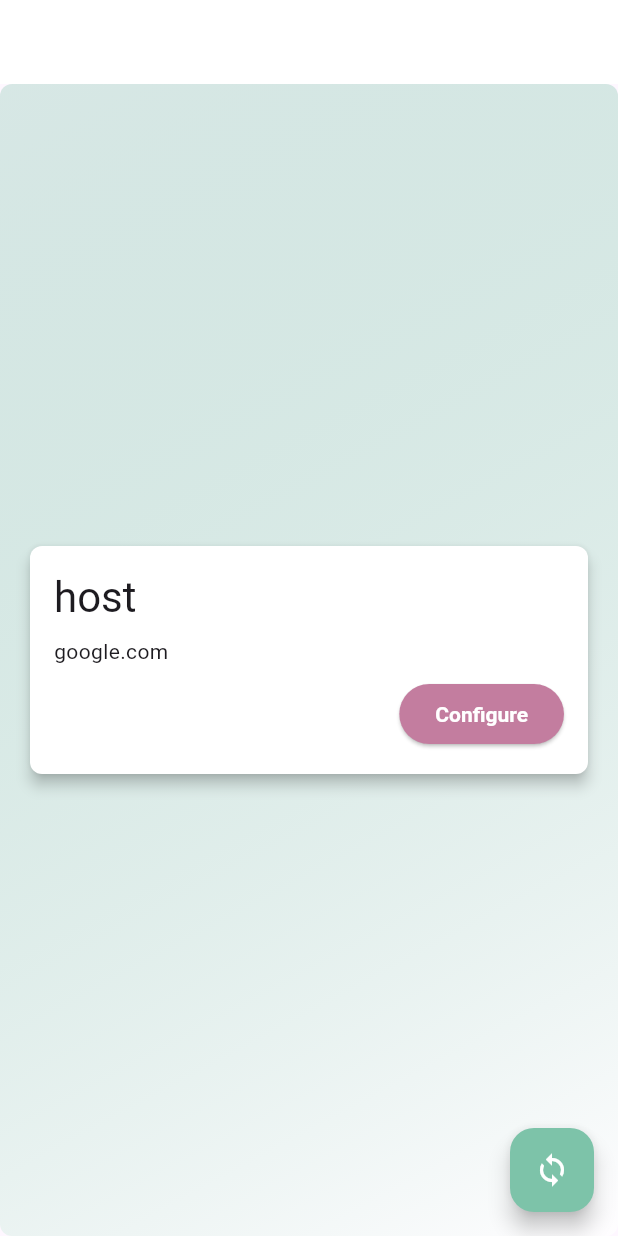
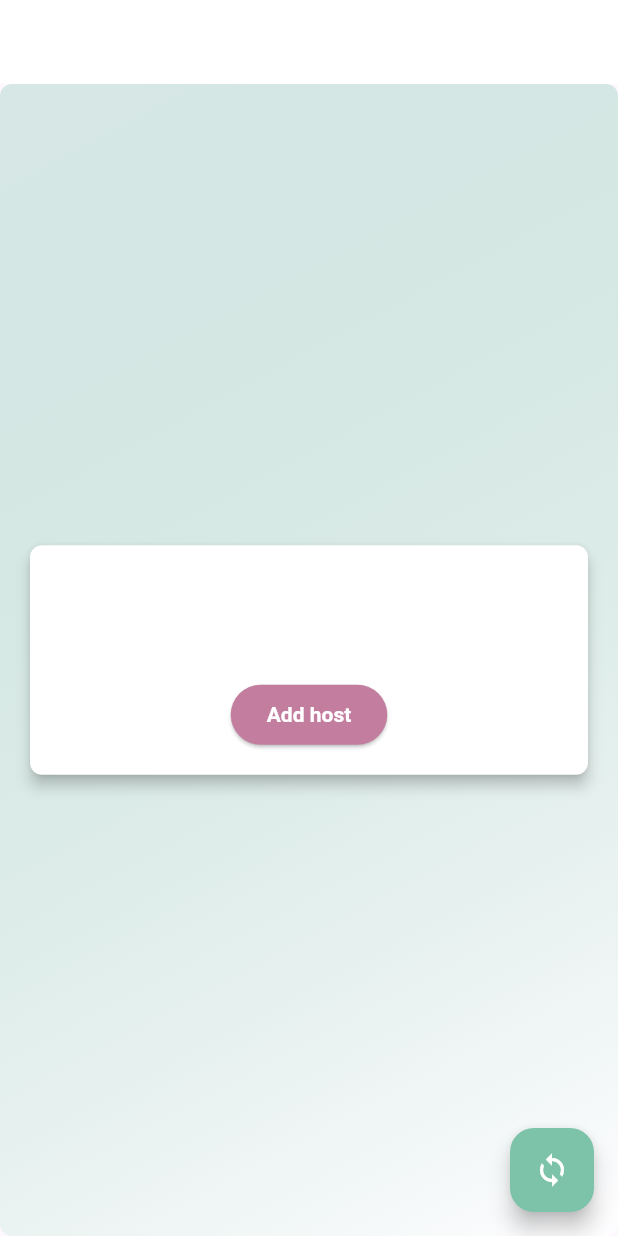
Before and after one commit to AntonioAdelino/Remona, a Flutter app: the screen it shows after launch, on a phone screen of 412 x 824 dp. Run offline on Flutter 3.47's test engine with Material 3 defaults, Android fonts, the phone set to English and light mode, and no system bars; our stand-ins replace get, shared_preferences.

Commit message:
Implemented local storage communication functionality

```diff
--- a/remona/lib/home/home_view.dart
+++ b/remona/lib/home/home_view.dart
@@ -49,10 +49,13 @@ class HomeView extends StatelessWidget {
                         children: [
                           Row(
                             children: [
-                              Text(
-                                'host',
-                                style:
-                                    Theme.of(context).textTheme.headlineMedium,
+                              Obx(
+                                () => Text(
+                                  homeViewModel.host['name'] ?? '',
+                                  style: Theme.of(context)
+                                      .textTheme
+                                      .headlineMedium,
+                                ),
                               ),
                             ],
                           ),
@@ -61,23 +64,32 @@ class HomeView extends StatelessWidget {
                           ),
                           Row(
                             children: [
-                              Text(
-                                'google.com',
-                                style: Theme.of(context).textTheme.bodyMedium,
+                              Obx(
+                                () => Text(
+                                  homeViewModel.host['url'] ?? '',
+                                  style: Theme.of(context).textTheme.bodyMedium,
+                                ),
                               ),
                             ],
                           ),
                           const SizedBox(
                             height: 8,
                           ),
-                          Row(
-                            mainAxisAlignment: MainAxisAlignment.end,
-                            children: [
-                              ElevatedButton(
-                                onPressed: () => _showDialog(context: context),
-                                child: const Text('Configure'),
-                              ),
-                            ],
+                          Obx(
+                            () => Row(
+                              mainAxisAlignment: homeViewModel.host['url'] == ''
+                                  ? MainAxisAlignment.center
+                                  : MainAxisAlignment.end,
+                              children: [
+                                ElevatedButton(
+                                  onPressed: () =>
+                                      _showDialog(context: context),
+                                  child: homeViewModel.host['url'] == ''
+                                      ? const Text('Add host')
+                                      : const Text('Configure'),
+                                ),
+                              ],
+                            ),
                           ),
                         ],
                       ),
@@ -101,10 +113,10 @@ class HomeView extends StatelessWidget {
   }
 
   Future<void> _showDialog({required BuildContext context}) async {
-    final TextEditingController controller1 =
-        TextEditingController(text: 'host');
-    final TextEditingController controller2 =
-        TextEditingController(text: 'google.com');
+    final TextEditingController nameController =
+        TextEditingController(text: homeViewModel.host['name'] ?? '');
+    final TextEditingController urlController =
+        TextEditingController(text: homeViewModel.host['url'] ?? '');
     await showDialog(
       context: context,
       barrierDismissible: false,
@@ -119,12 +131,12 @@ class HomeView extends StatelessWidget {
             crossAxisAlignment: CrossAxisAlignment.start,
             children: [
               TextField(
-                controller: controller1,
+                controller: nameController,
                 decoration: const InputDecoration(labelText: 'Name'),
               ),
               const SizedBox(height: 16),
               TextField(
-                controller: controller2,
+                controller: urlController,
                 decoration: const InputDecoration(labelText: 'URL'),
               ),
             ],
@@ -137,8 +149,12 @@ class HomeView extends StatelessWidget {
               child: const Text('Cancel'),
             ),
             TextButton(
-              onPressed: () {
-                Navigator.of(context).pop();
+              onPressed: () async {
+                await homeViewModel
+                    .saveHost(nameController.text, urlController.text)
+                    .then(
+                      (value) => Navigator.of(context).pop(),
+                    );
               },
               child: const Text('Save'),
             ),
--- a/remona/lib/home/home_view_model.dart
+++ b/remona/lib/home/home_view_model.dart
@@ -1,21 +1,33 @@
-import 'dart:convert';
-import 'dart:io';
-import 'dart:math';
 import 'package:get/get.dart';
-import 'package:path/path.dart';
+import 'package:shared_preferences/shared_preferences.dart';
 
 class HomeViewModel extends GetxController {
-  RxString word = 'teste'.obs;
-// /Users/antonioneto/AntonioPessoal/PhotoLetter/photoletter/lib/assets/data.json
-// /Users/antonioneto/AntonioPessoal/PhotoLetter/photoletter/lib/home/home_view_model.dart
-  Future<void> getNewWord() async {
+  late SharedPreferences _sharedPreferences;
+  RxMap<String, String> host = RxMap();
 
+  HomeViewModel() {
+    _startStoreController();
+  }
 
-    String jsonContent = File('../../lib/assets/data.json').readAsStringSync();
-    Map<String, dynamic> data = jsonDecode(jsonContent);
-    List<String> words = List<String>.from(data['words']);
+  _startStoreController() async {
+    await _startSharedPreferences();
+    _readHost();
+  }
 
-    final random = Random();
-    word.value = words[random.nextInt(words.length)];
+  Future<void> _startSharedPreferences() async {
+    _sharedPreferences = await SharedPreferences.getInstance();
+  }
+
+  void _readHost() {
+    final name = _sharedPreferences.getString('name') ?? '';
+    final url = _sharedPreferences.getString('url') ?? '';
+    host['name'] = name;
+    host['url'] = url;
+  }
+
+  Future<void> saveHost(String name, String url) async {
+    await _sharedPreferences.setString('name', name);
+    await _sharedPreferences.setString('url', url);
+    _readHost();
   }
 }
```
Also changed, not shown: remona/lib/storeController.dart (deleted, +0 -37 lines).
